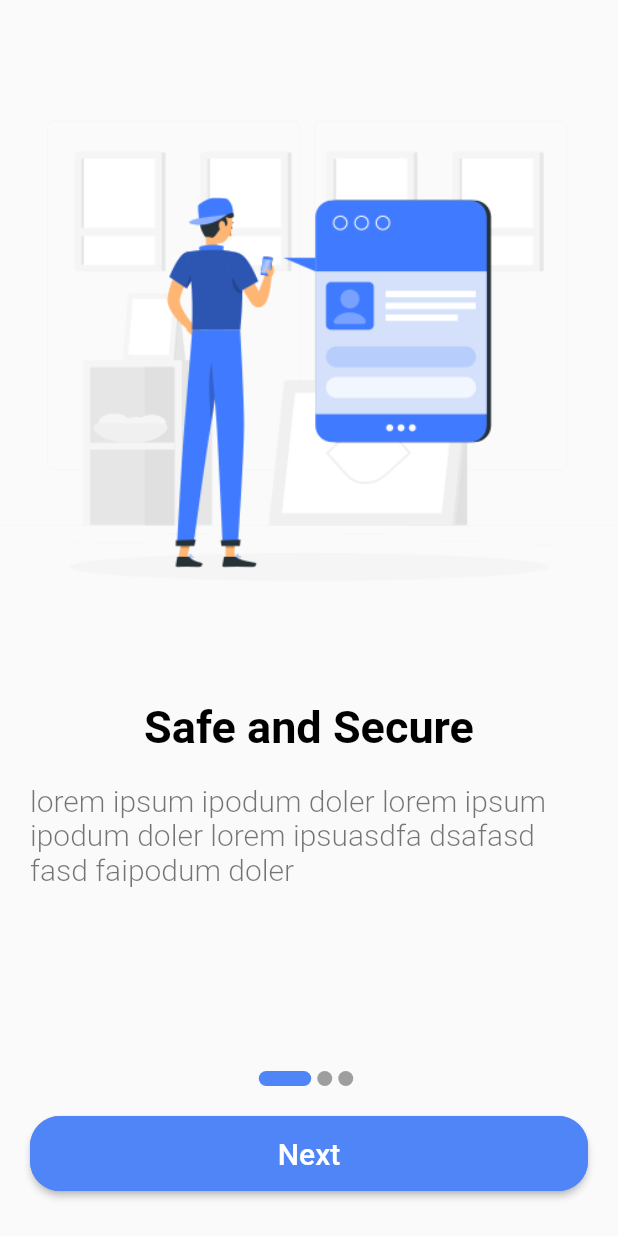
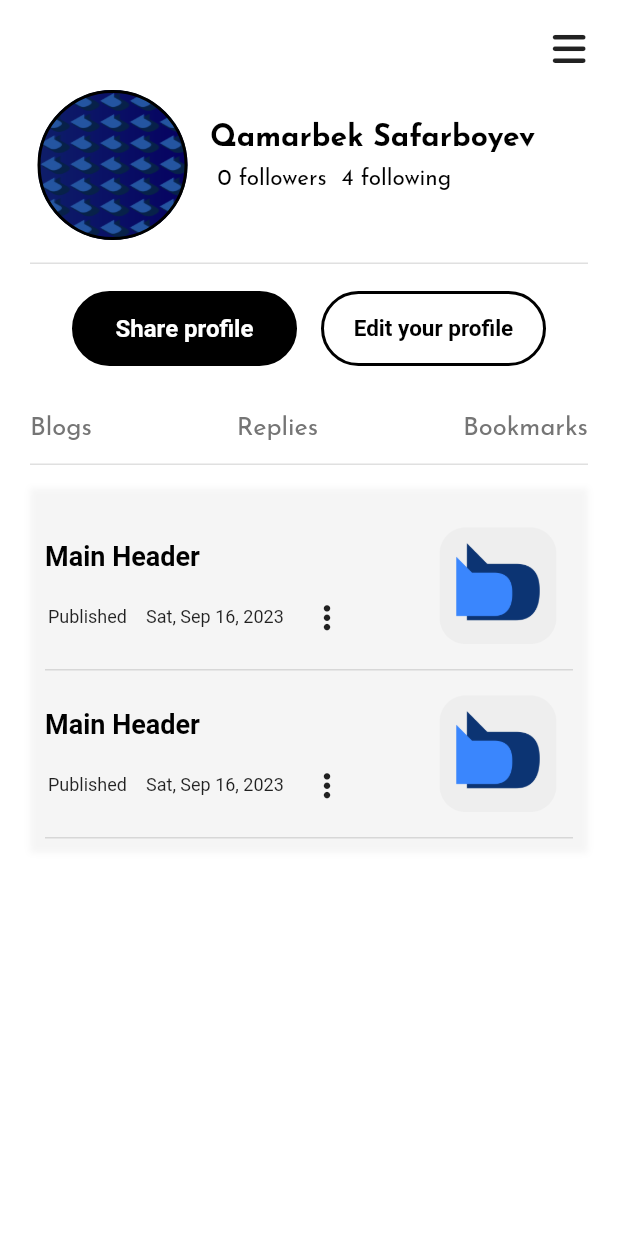
Before and after one commit to qamarbek0120/BlogBoss, a Flutter app: the screen it shows after launch, on a phone screen of 412 x 824 dp. Run offline on Flutter 3.47's test engine with Material 2 defaults, Android fonts, the phone set to English and light mode, and no system bars; our stand-ins replace font_awesome_flutter, google_fonts.

Commit message:
Profile page

```diff
--- a/lib/constants.dart
+++ b/lib/constants.dart
@@ -26,6 +26,26 @@ const kLoginTextStyle = TextStyle(
   fontSize: 60,
   fontWeight: FontWeight.bold
 );
+const mainPersonStyle = TextStyle(
+  color: Colors.black,
+  fontSize: 20.0,
+  fontWeight: FontWeight.bold,
+);
+const followStyle = TextStyle(
+  color: Colors.black,
+  fontWeight: FontWeight.normal,
+  fontSize: 15
+);
+const primarystatusStyle = TextStyle(
+  color: Colors.white,
+  fontSize: 16,
+  fontWeight: FontWeight.w600
+);
+const secondarystatusStyle = TextStyle(
+    color: Colors.black,
+    fontSize: 15,
+    fontWeight: FontWeight.w600
+);
 const kPrimaryColor = Color(0xff4f85f6);
 const kSecondaryColor = Color(0xff18336f);
 const kBackgroundColor = Color(0xffefefef);
--- a/lib/main.dart
+++ b/lib/main.dart
@@ -1,4 +1,7 @@
+
+import 'package:boss_blog/screens/main_pages/profile_screen.dart';
 import 'package:boss_blog/screens/onboarding_screen.dart';
+import 'package:boss_blog/screens/registration_screen.dart';
 import 'package:flutter/material.dart';
 import 'package:google_fonts/google_fonts.dart';
 void main() {
@@ -19,7 +22,7 @@ class BossBlog extends StatelessWidget {
         ),
       ),
       debugShowCheckedModeBanner: true,
-      home: OnboardingScreen(),
+      home:ProfilePage(),
     );
   }
 }
--- /dev/null
+++ b/lib/screens/components/blogs.dart
@@ -0,0 +1,106 @@
+import 'package:flutter/material.dart';
+import 'package:boss_blog/constants.dart';
+import 'package:font_awesome_flutter/font_awesome_flutter.dart';
+class Blogs extends StatelessWidget {
+  Blogs({required this.formattedDate, required this.header, required this.image});
+  final String formattedDate;
+  final String header;
+  final String image;
+
+  @override
+  Widget build(BuildContext context) {
+    return Container(
+      decoration: BoxDecoration(
+          border: Border(
+              bottom: BorderSide(
+                  color: Colors.black12,
+                  width: 1
+              )
+          )
+      ),
+      child: Padding(
+        padding: const EdgeInsets.symmetric(vertical: 15.0),
+        child: Column(
+          children: [
+            Row(
+              mainAxisAlignment: MainAxisAlignment.spaceBetween,
+              children: <Widget>[
+                Column(
+                  crossAxisAlignment: CrossAxisAlignment.start,
+                  children: <Widget>[
+                    Padding(
+                      padding: const EdgeInsets.symmetric(vertical: 10.0),
+                      child: Container(
+                        width: 200,
+                        child: Text(
+                          header,
+                          style: mainPersonStyle.copyWith(
+                            fontFamily: 'sans-serif',
+                            fontSize: 18,
+                          ),
+                        ),
+                      ),
+                    ),
+                    Padding(
+                      padding: const EdgeInsets.symmetric(vertical: 10.0),
+                      child: Container(
+                        width: 200,
+                        child: Row(
+                          mainAxisAlignment: MainAxisAlignment.spaceAround,
+                          children: [
+                            Text(
+                              'Published',
+                              style: TextStyle(
+                                  fontWeight: FontWeight.normal,
+                                  fontSize: 12,
+                                  fontFamily: 'sans-serif'
+                              ),
+                            ),
+                            SizedBox(
+                              width: 5,
+                            ),
+                            Text(
+                              formattedDate,
+                              style: TextStyle(
+                                  fontWeight: FontWeight.normal,
+                                  fontSize: 12,
+                                  fontFamily: 'sans-serif'
+                              ),
+                            ),
+                            Row(
+                              children: [
+                                Padding(
+                                  padding: const EdgeInsets.only(left: 15.0),
+                                  child: Icon(
+                                    FontAwesomeIcons.ellipsisVertical,
+                                    size: 20,
+                                  ),
+                                ),
+                              ],
+                            )
+                          ],
+                        ),
+                      ),
+                    )
+                  ],
+                ),
+                Container(
+                  width: 100,
+                  height: 80,
+                  decoration: BoxDecoration(
+                    image: DecorationImage(
+                        image: AssetImage(image),
+                        fit: BoxFit.cover
+                    ),
+                    borderRadius: BorderRadius.all(Radius.circular(10)),
+                  ),
+                ),
+              ],
+            ),
+          ],
+        ),
+      ),
+
+    );
+  }
+}
--- /dev/null
+++ b/lib/screens/components/essentials.dart
@@ -0,0 +1,20 @@
+import 'package:flutter/material.dart';
+import 'package:boss_blog/constants.dart';
+class Essentials extends StatelessWidget {
+  Essentials({required this.text});
+  final String text;
+
+  @override
+  Widget build(BuildContext context) {
+    return Container(
+      child: Padding(
+        padding: const EdgeInsets.only(top: 15.0, bottom: 15.0),
+        child: Text(text, style: secondarystatusStyle.copyWith(
+            fontSize: 17,
+            fontWeight: FontWeight.normal,
+            color: Colors.grey.shade600
+        )),
+      ),
+    );
+  }
+}
--- /dev/null
+++ b/lib/screens/components/status_items.dart
@@ -0,0 +1,40 @@
+import 'package:flutter/material.dart';
+class StatusItems extends StatelessWidget {
+  StatusItems({required this.text, required this.outline, required this.style, required this.background});
+  final String text;
+  final Color outline;
+  final TextStyle style;
+  final Color background;
+
+  @override
+  Widget build(BuildContext context) {
+    return TextButton(
+      onPressed: (){},
+      child: Container(
+        child: Row(
+          children: <Widget>[
+            Container(
+              width: 150,
+              height: 50,
+              decoration: BoxDecoration(
+                  border: Border.all(
+                    color: outline,
+                    width: 2,
+                  ),
+                  color: background,
+                  borderRadius: BorderRadius.circular(50)
+              ),
+              child: Center(
+                child: Text(
+                  text,
+                  style: style,
+                  textAlign: TextAlign.center,
+                ),
+              ),
+            ),
+          ],
+        ),
+      ),
+    );
+  }
+}
--- a/lib/screens/main_pages/profile_screen.dart
+++ b/lib/screens/main_pages/profile_screen.dart
@@ -0,0 +1,202 @@
+import 'package:flutter/material.dart';
+import 'package:flutter/rendering.dart';
+import 'package:font_awesome_flutter/font_awesome_flutter.dart';
+import 'package:boss_blog/constants.dart';
+import 'package:boss_blog/screens/components/status_items.dart';
+import 'package:boss_blog/screens/components/essentials.dart';
+import 'package:intl/intl.dart';
+import 'package:boss_blog/screens/components/blogs.dart';
+
+
+class ProfilePage extends StatefulWidget {
+  const ProfilePage({super.key});
+  @override
+  State<ProfilePage> createState() => _ProfilePageState();
+}
+String formattedDate = DateFormat.yMMMEd().format(DateTime.now());
+
+class _ProfilePageState extends State<ProfilePage> {
+  @override
+  Widget build(BuildContext context) {
+    return Scaffold(
+      body: SafeArea(
+        child: Container(
+          color: Colors.white,
+          padding: EdgeInsets.all(20.0),
+          child: Column(
+            children: <Widget>[
+              Container(
+                  width: double.infinity,
+                  child: Row(
+                    mainAxisAlignment: MainAxisAlignment.end,
+                    children: [
+                      Icon(
+                        FontAwesomeIcons.bars,
+                        size: 25,
+                      ),
+                    ],
+                  )
+              ),
+              Container(
+                decoration: BoxDecoration(
+                    border: Border(
+                        bottom: BorderSide(
+                            color: Colors.grey.shade300,
+                            width: 1
+                        )
+                    )
+                ),
+                child: Padding(
+                  padding: const EdgeInsets.symmetric(vertical: 10.0),
+                  child: Row(
+                    mainAxisAlignment: MainAxisAlignment.start,
+                    children: <Widget>[
+                      Padding(
+                        padding: const EdgeInsets.all(5.0),
+                        child: Container(
+                          width: 100,
+                          height: 100,
+                          decoration: BoxDecoration(
+                            border: Border.all(
+                                width: 2
+                            ),
+                            borderRadius: BorderRadius.circular(60),
+                            image: DecorationImage(
+                                image: AssetImage('images/background.png'),
+                                fit: BoxFit.fill
+                            ),
+                          ),
+
+                        ),
+                      ),
+                      SizedBox(
+                        width: 10,
+                      ),
+                      Container(
+                        child: Column(
+                          crossAxisAlignment: CrossAxisAlignment.start,
+                          children: <Widget>[
+                            Text('Qamarbek Safarboyev',
+                              style: mainPersonStyle,),
+                            Padding(
+                              padding: const EdgeInsets.symmetric(vertical: 10),
+                              child: Row(
+                                children: <Widget>[
+                                  Padding(
+                                    padding: const EdgeInsets.symmetric(horizontal: 5),
+                                    child: Text(
+                                      '0 followers',
+                                      style: followStyle,
+                                    ),
+                                  ),
+                                  Padding(
+                                    padding: const EdgeInsets.symmetric(horizontal: 5),
+                                    child: Text(
+                                      '4 following',
+                                      style: followStyle,
+                                    ),
+                                  )
+                                ],
+                              ),
+                            )
+                          ],
+                        ),
+                      )
+                    ],
+                  ),
+                ),
+              ),
+              Column(
+                children: [
+                  Padding(
+                    padding: const EdgeInsets.symmetric(vertical: 10.0),
+                    child: Row(
+                      mainAxisAlignment: MainAxisAlignment.center,
+                      children: [
+                        StatusItems(
+                          text: 'Share profile',
+                          outline: Colors.black,
+                          style: primarystatusStyle,
+                          background: Colors.black,
+                        ),
+                        StatusItems(
+                          text: 'Edit your profile',
+                          outline: Colors.black,
+                          style: secondarystatusStyle,
+                          background: Colors.white,
+                        ),
+
+                      ],
+                    ),
+                  ),
+                  Container(
+                    decoration: BoxDecoration(
+                        border: Border(
+                            bottom: BorderSide(
+                                width: 1,
+                                color: Colors.grey.shade300
+                            )
+                        )
+                    ),
+                    child: Row(
+                      mainAxisAlignment: MainAxisAlignment.spaceBetween,
+                      children: <Widget>[
+                        Essentials(
+                          text: "Blogs",
+                        ),
+                        Essentials(
+                          text: "Replies",
+                        ),
+                        Essentials(
+                          text: "Bookmarks",
+                        )
+                      ],
+                    ),
+                  ),
+                  Padding(
+                    padding: const EdgeInsets.symmetric(vertical: 15.0),
+                    child: SingleChildScrollView(
+                      child: Container(
+                        width: double.infinity,
+                        decoration: BoxDecoration(
+                            boxShadow: [
+                              BoxShadow(
+                                  blurRadius: 3,
+                                  color: Colors.grey.shade100
+                              ),
+                            ],
+                        ),
+                        child: Padding(
+                          padding: const EdgeInsets.all(10.0),
+                          child: SingleChildScrollView(scrollDirection: Axis.vertical,
+                            child: Container(
+                              child: Column(
+                                children: [
+                                  Blogs(
+                                    formattedDate: formattedDate,
+                                    header: 'Main Header',
+                                    image: 'images/logo1.png',
+                                  ),
+                                  Blogs(
+                                    formattedDate: formattedDate,
+                                    header: 'Main Header',
+                                    image: 'images/logo1.png',
+                                  ),
+                                ],
+                              ),
+                            ),
+                          ),
+
+                        ),
+                      ),
+                    ),
+                  )
+                ],
+              ),
+            ],
+          ),
+        ),
+      ),
+    );
+  }
+}
--- a/lib/screens/welcome_screen.dart
+++ b/lib/screens/welcome_screen.dart
@@ -76,7 +76,7 @@ class WelcomeScreen extends StatelessWidget {
                   TextButton(
                     onPressed: (){},
                     child:const Icon(
-                      FontAwesomeIcons.facebook,
+                      FontAwesomeIcons.telegram,
                       size: 30,
                       color: kSecondaryColor,
                     ),
--- a/pubspec.yaml
+++ b/pubspec.yaml
@@ -40,6 +40,7 @@ dependencies:
   firebase_core: ^2.15.1
   animated_text_kit: ^4.2.2
   font_awesome_flutter: ^10.5.0
+  intl: ^0.17.0
 
 dev_dependencies:
   flutter_test:
```
Also changed, not shown: pubspec.lock.
